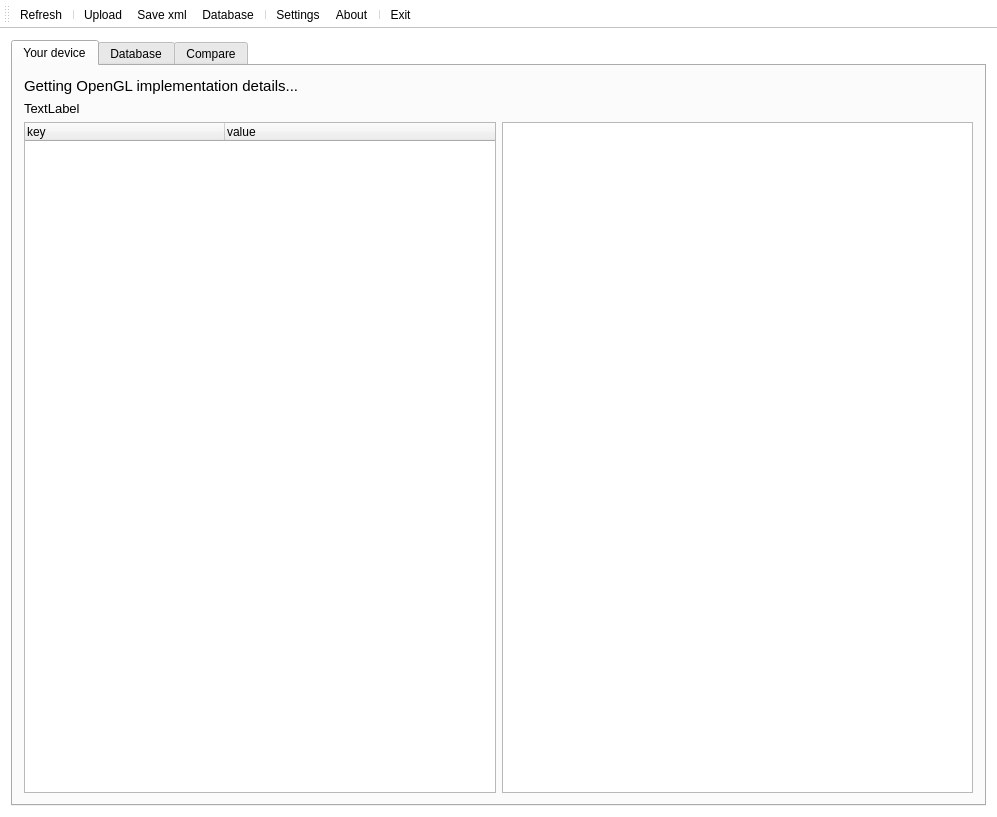
Before: the Qt Designer form glCapsViewer.ui in SaschaWillems/glCapsViewer, drawn with Qt 5.
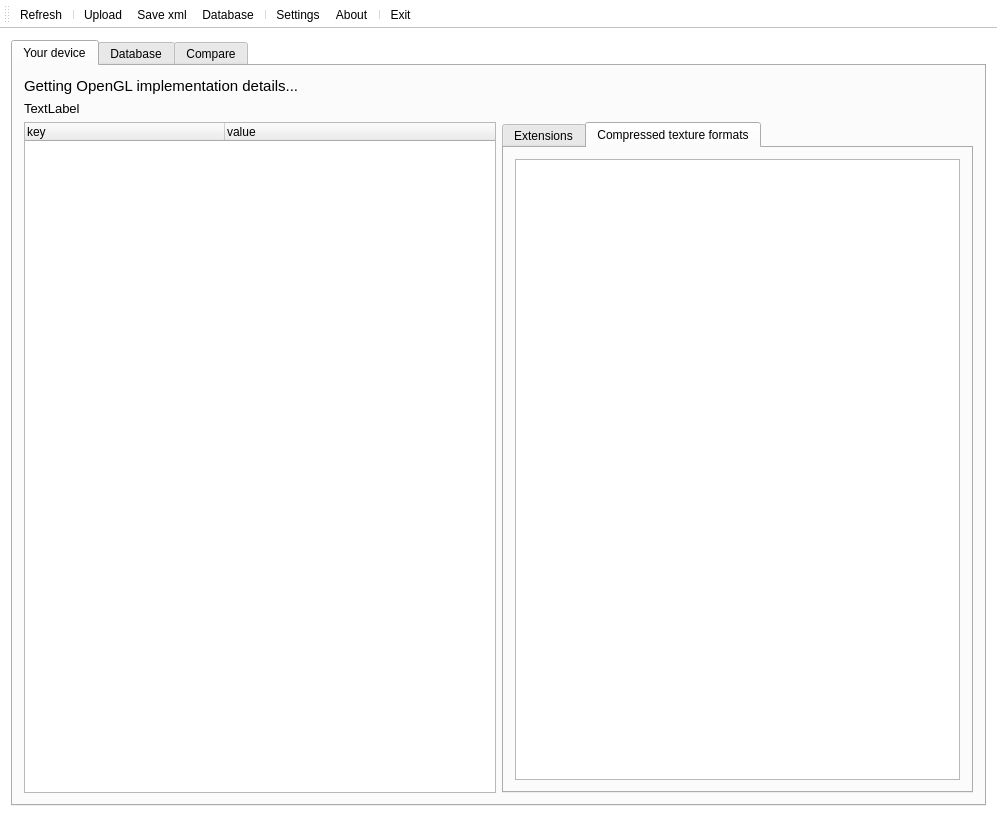
After: the same form once the commit is applied. The open tabs and pages were chosen to show the change. Icons and pictures are not drawn.

Commit message: Listing compressed texture formats, using translation table xml for enum names

Patch:
```diff
--- a/glCapsViewer.ui
+++ b/glCapsViewer.ui
@@ -131,6 +131,16 @@
              </widget>
             </item>
             <item>
+             <widget class="QTabWidget" name="tabWidgetDevice">
+              <property name="currentIndex">
+               <number>0</number>
+              </property>
+              <widget class="QWidget" name="tab">
+               <attribute name="title">
+                <string>Extensions</string>
+               </attribute>
+               <layout class="QVBoxLayout" name="verticalLayout_4">
+                <item>
              <widget class="QTreeWidget" name="treeWidgetExtensions">
               <property name="styleSheet">
                <string notr="true">QTreeView::item { height: 24px;}</string>
@@ -149,6 +159,24 @@
                 <string notr="true">1</string>
                </property>
               </column>
+                 </widget>
+                </item>
+               </layout>
+              </widget>
+              <widget class="QWidget" name="tab_2">
+               <attribute name="title">
+                <string>Compressed texture formats</string>
+               </attribute>
+               <layout class="QVBoxLayout" name="verticalLayout_5">
+                <item>
+                 <widget class="QListWidget" name="listWidgetCompressedFormats">
+                  <property name="alternatingRowColors">
+                   <bool>true</bool>
+                  </property>
+                 </widget>
+                </item>
+               </layout>
+              </widget>
              </widget>
             </item>
            </layout>
```
Lines whose indentation alone changed are shown as unchanged. The commit also changes 4 other files.
